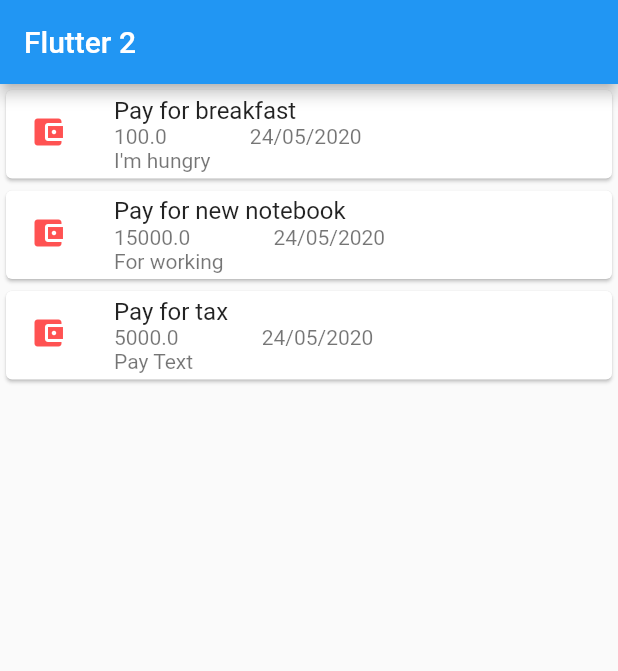
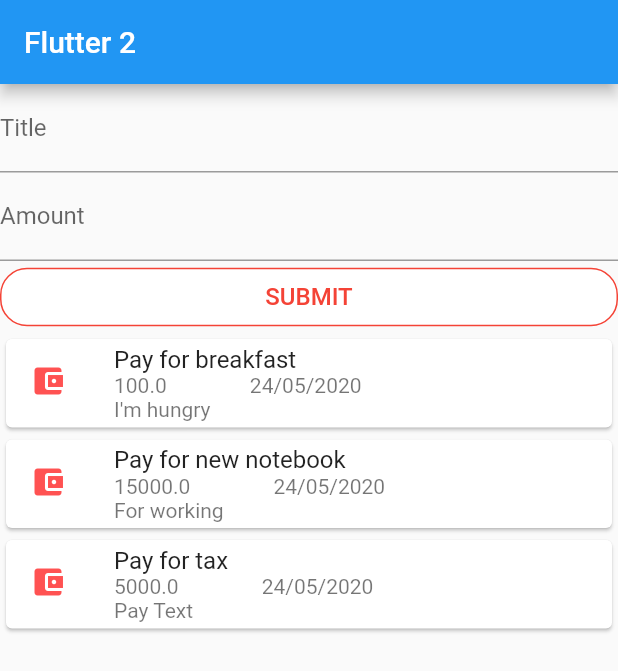
Before and after one commit to markPoramest/flutter2_wallet, a Flutter app: the screen it shows after launch, on a phone screen of 412 x 824 dp. Shown: the top 671 px of the screen. Run offline on Flutter 3.47's test engine with Material 2 defaults, Android fonts, the phone set to English and light mode, and no system bars.

Commit message:
update all

```diff
--- /dev/null
+++ b/lib/Widget/NewTransaction.dart
@@ -0,0 +1,76 @@
+import 'package:flutter/material.dart';
+
+class NewTransaction extends StatelessWidget {
+  final Function addTransaction;
+  var titleController = TextEditingController();
+  var amountController = TextEditingController();
+
+  NewTransaction(this.addTransaction);
+
+
+  @override
+  Widget build(BuildContext context) {
+    return Column(
+        mainAxisAlignment: MainAxisAlignment.start,
+        crossAxisAlignment: CrossAxisAlignment.stretch,
+        children: [
+          TextField(
+              decoration: InputDecoration(labelText: 'Title'),
+              controller: titleController),
+          TextField(
+            decoration: InputDecoration(labelText: 'Amount'),
+            controller: amountController,
+            keyboardType: TextInputType.number,
+          ),
+          FlatButton(
+              shape: RoundedRectangleBorder(
+                  borderRadius: BorderRadius.circular(18.0),
+                  side: BorderSide(color: Colors.red)),
+              color: Colors.white,
+              textColor: Colors.red,
+              padding: EdgeInsets.all(10.0),
+              child: Text('Submit'.toUpperCase(),
+                  style: TextStyle(
+                    fontSize: 16.0,
+                  )),
+              onPressed: () {
+                titleController.text;
+                if (titleController.text.length == 0 ||
+                    amountController.text.length == 0)
+                  showAlertDialog(
+                      context, "Error", "Please input title & amount");
+                else {
+                  var amount2 = double.parse(amountController.text);
+                  addTransaction(titleController.text, amount2);
+                }
+              })
+        ]);
+  }
+
+  showAlertDialog(BuildContext context, String title, String text) {
+    // set up the button
+    Widget okButton = FlatButton(
+      child: Text("OK"),
+      onPressed: () {
+        Navigator.pop(context);
+      },
+    );
+
+    // set up the AlertDialog
+    AlertDialog alert = AlertDialog(
+      title: Text(title),
+      content: Text(text),
+      actions: [
+        okButton,
+      ],
+    );
+
+    // show the dialog
+    showDialog(
+      context: context,
+      builder: (BuildContext context) {
+        return alert;
+      },
+    );
+  }
+}
--- /dev/null
+++ b/lib/Widget/UserTransaction.dart
@@ -0,0 +1,72 @@
+import 'package:flutter/material.dart';
+import 'package:intl/intl.dart';
+import 'package:flutter2/transaction.dart';
+import 'NewTransaction.dart';
+
+class UserTransaction extends StatefulWidget {
+  @override
+  State<StatefulWidget> createState() => _UserTransactionState();
+}
+
+class _UserTransactionState extends State<UserTransaction> {
+  final List<Transaction> transaction = [
+    Transaction(
+        id: 'T001',
+        title: 'Pay for breakfast',
+        amount: 100,
+        date: DateTime.now(),
+        reason: 'I\'m hungry'),
+    Transaction(
+        id: 'T002',
+        title: 'Pay for new notebook',
+        amount: 15000,
+        date: DateTime.now(),
+        reason: 'For working'),
+    Transaction(
+        id: 'T003',
+        title: 'Pay for tax',
+        amount: 5000,
+        date: DateTime.now(),
+        reason: 'Pay Text')
+  ];
+
+  void addTransaction(String title2, double amount2) {
+    setState(() {
+      transaction.add(new Transaction(id: 't4',
+          title: title2,
+          amount: amount2,
+          date: DateTime.now(),
+          reason: '0'));
+    });
+  }
+
+  @override
+  Widget buildCard(Transaction tx) {
+    return Card(
+        child:
+        Column(mainAxisSize: MainAxisSize.min, children: <Widget>[
+          ListTile(
+              leading: Icon(Icons.account_balance_wallet,
+                  color: Colors.redAccent),
+              title: Text(tx.title),
+              subtitle: Text(tx.amount.toString() +
+                  '''
+                ''' +
+                  new DateFormat('dd/MM/yyyy').format(tx.date) +
+                  '''
+                   \n''' +
+                  tx.reason))
+        ]));
+  }
+
+  @override
+  Widget build(BuildContext context) {
+    return Column(
+      children: <Widget>[
+        NewTransaction(addTransaction), ...transaction.map((tx) {
+          return buildCard(tx);
+        }).toList()
+      ],
+    );
+  }
+}
--- a/lib/main.dart
+++ b/lib/main.dart
@@ -1,4 +1,5 @@
 import 'package:flutter/material.dart';
+import 'package:flutter2/Widget/UserTransaction.dart';
 import 'transaction.dart';
 import 'package:intl/intl.dart';
 
@@ -12,57 +13,16 @@ class MyApp extends StatelessWidget {
     return MaterialApp(title: 'Flutter 2 ', home: MyHomePage());
   }
 }
-
 class MyHomePage extends StatelessWidget {
-  final List<Transaction> transaction = [
-    Transaction(
-        id: 'T001',
-        title: 'Pay for breakfast',
-        amount: 100,
-        date: DateTime.now(),
-        reason: 'I\'m hungry'),
-    Transaction(
-        id: 'T002',
-        title: 'Pay for new notebook',
-        amount: 15000,
-        date: DateTime.now(),
-        reason: 'For working'),
-    Transaction(
-        id: 'T003',
-        title: 'Pay for tax',
-        amount: 5000,
-        date: DateTime.now(),
-        reason: 'Pay Text')
-
-  ];
-
   @override
   Widget build(BuildContext context) {
     return Scaffold(
       appBar: AppBar(
         title: Text('Flutter 2'),
       ),
-      body: Column(
-          mainAxisAlignment: MainAxisAlignment.start,
-          crossAxisAlignment: CrossAxisAlignment.stretch,
-          children: transaction.map((tx) {
-            //loop in List
-            return Card(
-                child:
-                    Column(mainAxisSize: MainAxisSize.min, children: <Widget>[
-              ListTile(
-                  leading: Icon(Icons.account_balance_wallet,
-                      color: Colors.redAccent),
-                  title: Text(tx.title),
-                  subtitle: Text(tx.amount.toString() +
-                      '''
-                ''' +
-                      new DateFormat('dd/MM/yyyy').format(tx.date) +
-                      '''
-                   \n''' +
-                      tx.reason))
-            ]));
-          }).toList()),
+      body: SingleChildScrollView(
+          child: UserTransaction())
     );
   }
+
 }
```
